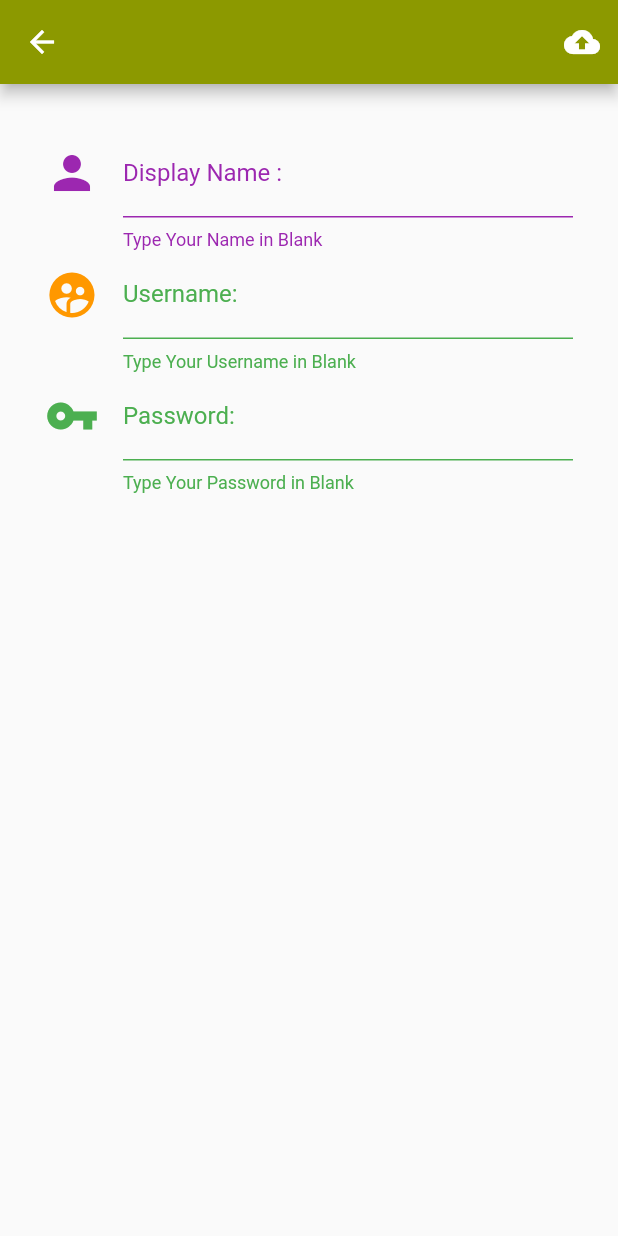
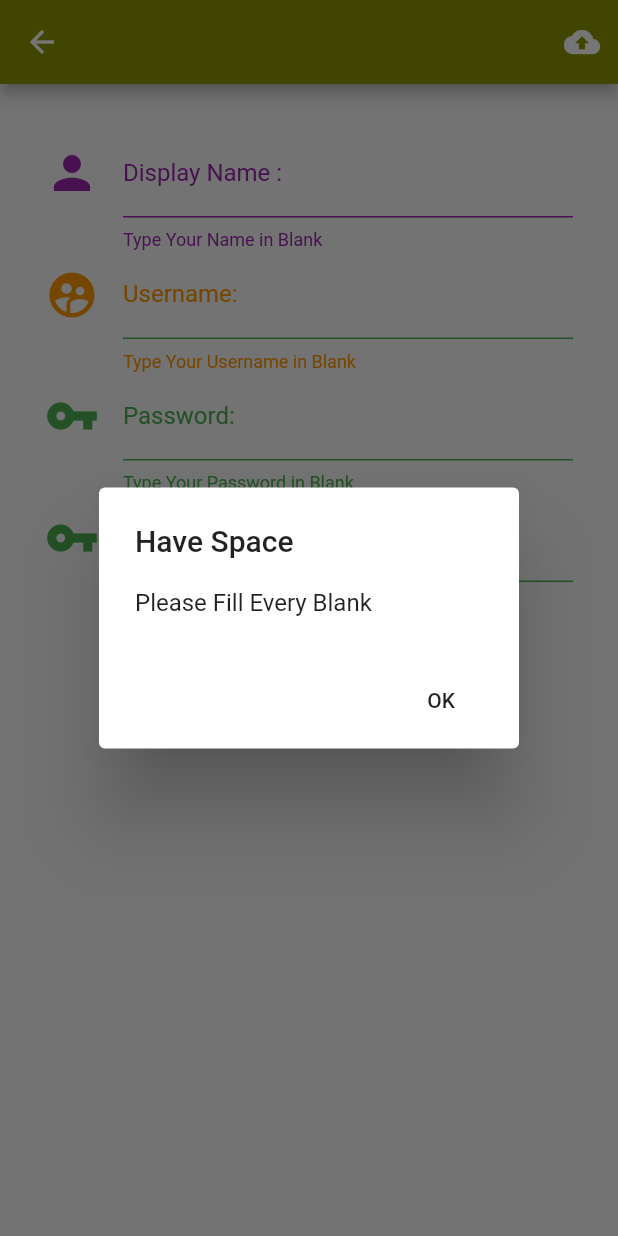
Before and after one commit to MMA9588/AMM1234, a Flutter app: the Register screen opened directly, after a tap on the "cloud upload" icon, on a phone screen of 412 x 824 dp. Run offline on Flutter 3.47's test engine with Material 2 defaults, Android fonts, the phone set to English and light mode, and no system bars.

Commit message:
Get Vale From TextField Success

```diff
--- /dev/null
+++ b/lib/utility/normal_dialog.dart
@@ -0,0 +1,21 @@
+import 'package:flutter/material.dart';
+
+Future<void> normalDialog(
+    BuildContext context, String title, String message) async {
+  showDialog(
+      context: context,
+      builder: (BuildContext context) {
+        return AlertDialog(
+          title: Text(title),
+          content: Text(message),
+          actions: <Widget>[
+            FlatButton(
+              onPressed: () {
+                Navigator.of(context).pop();
+              },
+              child: Text('OK'),
+            ),
+          ],
+        );
+      });
+}
--- a/lib/widget/authen.dart
+++ b/lib/widget/authen.dart
@@ -44,7 +44,7 @@ class _AuthenState extends State<Authen> {
   Widget showLogo() {
     return Container(
       height: 120.0,
-      child: Image.asset('images/Logo.JPG'),
+      child: Image.asset('images/THAIMM.png'),
     );
   }
 
--- a/lib/widget/register.dart
+++ b/lib/widget/register.dart
@@ -1,4 +1,5 @@
 import 'package:aproduct/utility/my_style.dart';
+import 'package:aproduct/utility/normal_dialog.dart';
 import 'package:flutter/material.dart';
 
 class Register extends StatefulWidget {
@@ -9,11 +10,16 @@ class Register extends StatefulWidget {
 class _RegisterState extends State<Register> {
 // Field
 
+  String name, user, password, rePassword;
+
 // Method
 
   Widget nameForm() {
     Color color = Colors.purple;
     return TextField(
+      onChanged: (String string) {
+        name = string.trim();
+      },
       decoration: InputDecoration(
         enabledBorder: UnderlineInputBorder(
           borderSide: BorderSide(color: color),
@@ -31,20 +37,22 @@ class _RegisterState extends State<Register> {
     );
   }
 
-
 // Username
 
-    Widget userForm() {
+  Widget userForm() {
     Color color = Colors.green;
     Color coloruser = Colors.orange;
     return TextField(
+      onChanged: (String string) {
+        user = string.trim();
+      },
       decoration: InputDecoration(
         enabledBorder: UnderlineInputBorder(
           borderSide: BorderSide(color: color),
         ),
-        helperStyle: TextStyle(color: color),
+        helperStyle: TextStyle(color: coloruser),
         helperText: 'Type Your Username in Blank',
-        labelStyle: TextStyle(color: color),
+        labelStyle: TextStyle(color: coloruser),
         labelText: 'Username:',
         icon: Icon(
           Icons.supervised_user_circle,
@@ -57,10 +65,12 @@ class _RegisterState extends State<Register> {
 
 // Password
 
-
-   Widget password() {
+  Widget passwordForm() {
     Color color = Colors.green;
-    return TextField(
+    return TextField(obscureText: true,
+      onChanged: (String string) {
+        password = string.trim();
+      },
       decoration: InputDecoration(
         enabledBorder: UnderlineInputBorder(
           borderSide: BorderSide(color: color),
@@ -79,12 +89,53 @@ class _RegisterState extends State<Register> {
     );
   }
 
+  Widget rePasswordForm() {
+    Color color = Colors.green;
+    return TextField(obscureText: true,
+      onChanged: (String string) {
+        rePassword = string.trim();
+      },
+      decoration: InputDecoration(
+        enabledBorder: UnderlineInputBorder(
+          borderSide: BorderSide(color: color),
+        ),
+        helperStyle: TextStyle(color: color),
+        helperText: 'Type Your Password in Blank Again',
+        labelStyle: TextStyle(color: color),
+        labelText: 'Re-Password:',
+        icon: Icon(
+          Icons.vpn_key,
+          size: 36.0,
+          color: color,
+        ),
+      ),
+      // obscureText: true,
+    );
+  }
 
   Widget registerButton() {
     return IconButton(
       tooltip: 'Upload To Server',
       icon: Icon(Icons.cloud_upload),
-      onPressed: () {},
+      onPressed: () {
+        print(
+            'name = $name, user = $user, password = $password, rePassword = $rePassword');
+
+        if (name == null ||
+            name.isEmpty ||
+            user == null ||
+            user.isEmpty ||
+            password == null ||
+            password.isEmpty ||
+            rePassword == null ||
+            rePassword.isEmpty) {
+          normalDialog(context, 'Have Space', 'Please Fill Every Blank');
+        } else if (password == rePassword) {
+
+        } else {
+          normalDialog(context, 'Password Not Math', 'Plaese Type Password Math Re-Password');
+        }
+      },
     );
   }
 
@@ -96,7 +147,8 @@ class _RegisterState extends State<Register> {
         children: <Widget>[
           nameForm(),
           userForm(),
-          password(),
+          passwordForm(),
+          rePasswordForm(),
         ],
       ),
       appBar: AppBar(
--- a/pubspec.yaml
+++ b/pubspec.yaml
@@ -42,7 +42,7 @@ flutter:
 
   # To add assets to your application, add an assets section, like this:
   assets:
-   - images/Logo.JPG
+   - images/THAIMM.png
   #  - images/a_dot_ham.jpeg
 
   # An image asset can refer to one or more resolution-specific "variants", see
```
